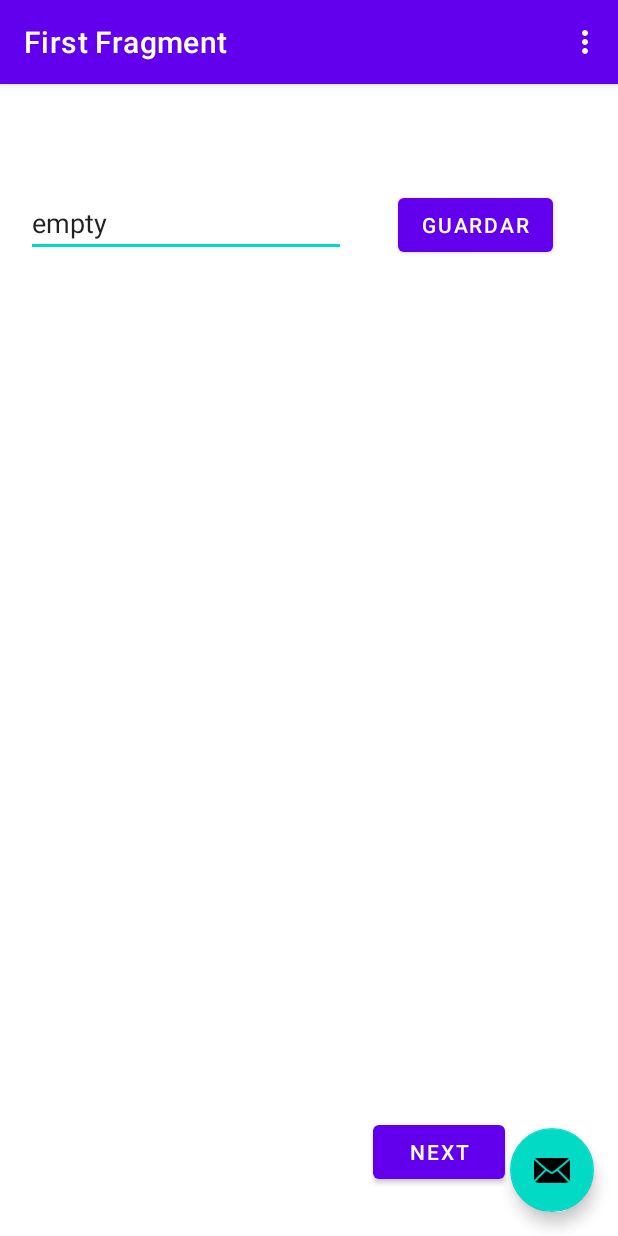
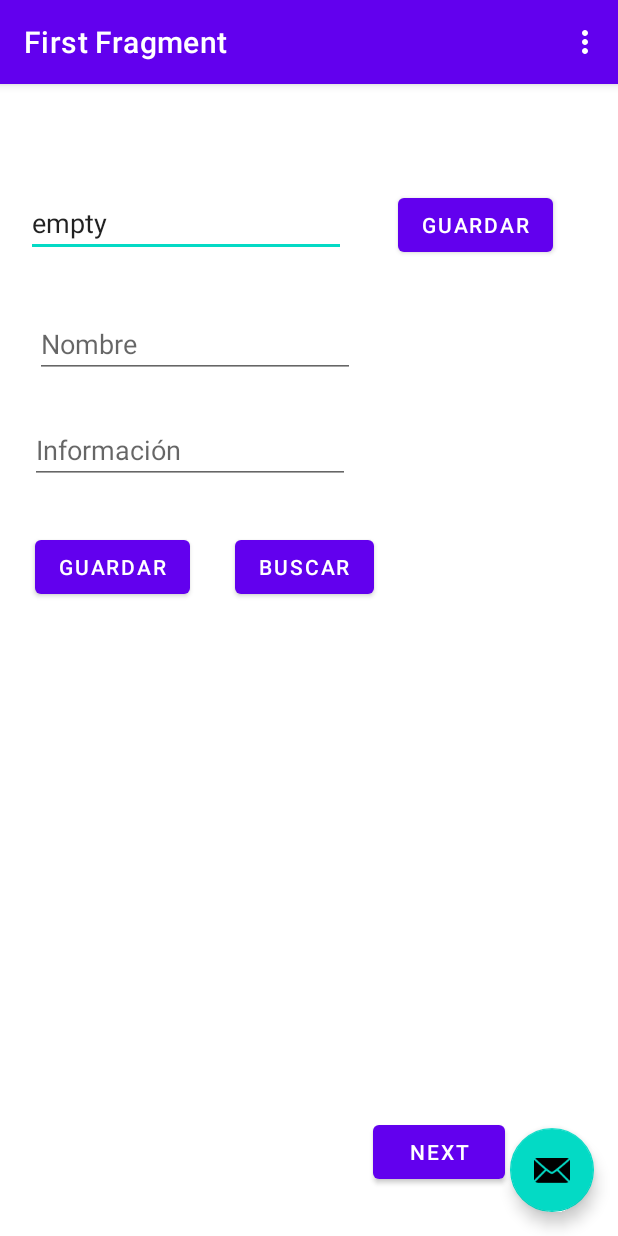
Before and after one commit to rickyurvinaUCN/ConceptosMedios, an Android app: the screen it shows after launch (MainActivity), on a phone screen of 412 x 824 dp. Run offline under Robolectric (Android 15) with nearby library versions, the light colour scheme and no system bars; our stand-ins replace navigation-ui.

Commit message:
Guardar contactos

```diff
--- a/app/src/main/java/com/example/conceptosmedios/FirstFragment.java
+++ b/app/src/main/java/com/example/conceptosmedios/FirstFragment.java
@@ -7,6 +7,7 @@ import android.view.LayoutInflater;
 import android.view.View;
 import android.view.ViewGroup;
 import android.widget.EditText;
+import android.widget.Toast;
 
 import androidx.annotation.NonNull;
 import androidx.fragment.app.Fragment;
@@ -17,7 +18,7 @@ import com.example.conceptosmedios.databinding.FragmentFirstBinding;
 public class FirstFragment extends Fragment {
 
     private FragmentFirstBinding binding;
-    private EditText txt_email;
+    private EditText txt_email, txt_name, txt_info;
 
     @Override
     public View onCreateView(
@@ -34,9 +35,11 @@ public class FirstFragment extends Fragment {
         super.onViewCreated(view, savedInstanceState);
 
         txt_email = (EditText) binding.txtEmail;
+        txt_name = (EditText) binding.txtName;
+        txt_info = (EditText) binding.txtInfo;
         SharedPreferences pref = getActivity().getSharedPreferences("datos", Context.MODE_PRIVATE);
-        String id = pref.getString("email", "empty");
-        txt_email.setText(id);
+        String email = pref.getString("email", "empty");
+        txt_email.setText(email);
 
         binding.buttonFirst.setOnClickListener(new View.OnClickListener() {
             @Override
@@ -51,6 +54,18 @@ public class FirstFragment extends Fragment {
                 save();
             }
         });
+        binding.btnSaveInfo.setOnClickListener(new View.OnClickListener() {
+            @Override
+            public void onClick(View view) {
+                saveInfo();
+            }
+        });
+        binding.btnSearch.setOnClickListener(new View.OnClickListener() {
+            @Override
+            public void onClick(View view) {
+                search();
+            }
+        });
     }
 
     public void save() {
@@ -61,6 +76,28 @@ public class FirstFragment extends Fragment {
         getActivity().finish();
     }
 
+    public void saveInfo() {
+        String name = txt_name.getText().toString();
+        String info = txt_info.getText().toString();
+        SharedPreferences preferences = getActivity().getSharedPreferences("agenda", Context.MODE_PRIVATE);
+        SharedPreferences.Editor obj_editor = preferences.edit();
+        obj_editor.putString(name, info);
+        obj_editor.commit();
+        Toast.makeText(this.getActivity(), "El contacto ha sido guardado", Toast.LENGTH_SHORT).show();
+    }
+
+    public void search() {
+        String name = txt_name.getText().toString();
+        SharedPreferences preferences = getActivity().getSharedPreferences("agenda", Context.MODE_PRIVATE);
+        String info = preferences.getString(name, "");
+
+        if (info.length() == 0) {
+            Toast.makeText(getActivity(), "No se encontro ningun registro", Toast.LENGTH_LONG).show();
+        } else {
+            txt_info.setText(info);
+        }
+    }
+
     @Override
     public void onDestroyView() {
         super.onDestroyView();
--- a/app/src/main/res/layout/fragment_first.xml
+++ b/app/src/main/res/layout/fragment_first.xml
@@ -41,4 +41,51 @@
         app:layout_constraintBaseline_toBaselineOf="@+id/txt_email"
         app:layout_constraintEnd_toEndOf="parent"
         app:layout_constraintStart_toEndOf="@+id/txt_email" />
+
+    <EditText
+        android:id="@+id/txt_name"
+        android:layout_width="wrap_content"
+        android:layout_height="wrap_content"
+        android:layout_marginStart="23dp"
+        android:layout_marginLeft="23dp"
+        android:layout_marginTop="35dp"
+        android:ems="10"
+        android:hint="@string/txt_nombre"
+        android:inputType="textPersonName"
+        app:layout_constraintStart_toStartOf="parent"
+        app:layout_constraintTop_toBottomOf="@+id/txt_email" />
+
+    <EditText
+        android:id="@+id/txt_info"
+        android:layout_width="wrap_content"
+        android:layout_height="wrap_content"
+        android:layout_marginTop="25dp"
+        android:ems="10"
+        android:gravity="start|top"
+        android:hint="@string/info"
+        android:inputType="textMultiLine"
+        app:layout_constraintEnd_toEndOf="@+id/btn_save_info"
+        app:layout_constraintStart_toEndOf="@+id/btn_save_info"
+        app:layout_constraintTop_toBottomOf="@+id/txt_name" />
+
+    <Button
+        android:id="@+id/btn_save_info"
+        android:layout_width="wrap_content"
+        android:layout_height="wrap_content"
+        android:layout_marginStart="23dp"
+        android:layout_marginLeft="23dp"
+        android:text="@string/save"
+        app:layout_constraintBaseline_toBaselineOf="@+id/btn_search"
+        app:layout_constraintStart_toStartOf="parent" />
+
+    <Button
+        android:id="@+id/btn_search"
+        android:layout_width="wrap_content"
+        android:layout_height="wrap_content"
+        android:layout_marginStart="30dp"
+        android:layout_marginLeft="30dp"
+        android:layout_marginTop="31dp"
+        android:text="@string/search"
+        app:layout_constraintStart_toEndOf="@+id/btn_save_info"
+        app:layout_constraintTop_toBottomOf="@+id/txt_info" />
 </androidx.constraintlayout.widget.ConstraintLayout>
--- a/app/src/main/res/values/strings.xml
+++ b/app/src/main/res/values/strings.xml
@@ -10,5 +10,8 @@
     <string name="hello_first_fragment">Hello first fragment</string>
     <string name="txt_email">Ingrese su email</string>
     <string name="save">Guardar</string>
+    <string name="search">Buscar</string>
+    <string name="txt_nombre">Nombre</string>
+    <string name="info">Información</string>
     <string name="hello_second_fragment">Hello second fragment. Arg: %1$s</string>
 </resources>
```
